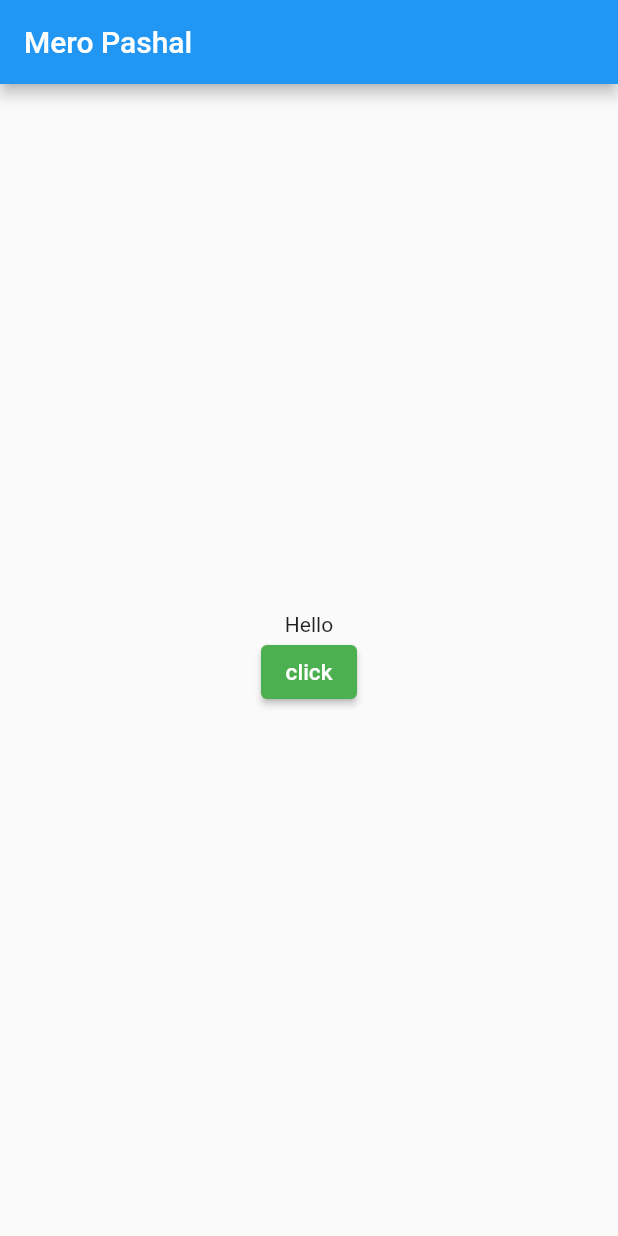
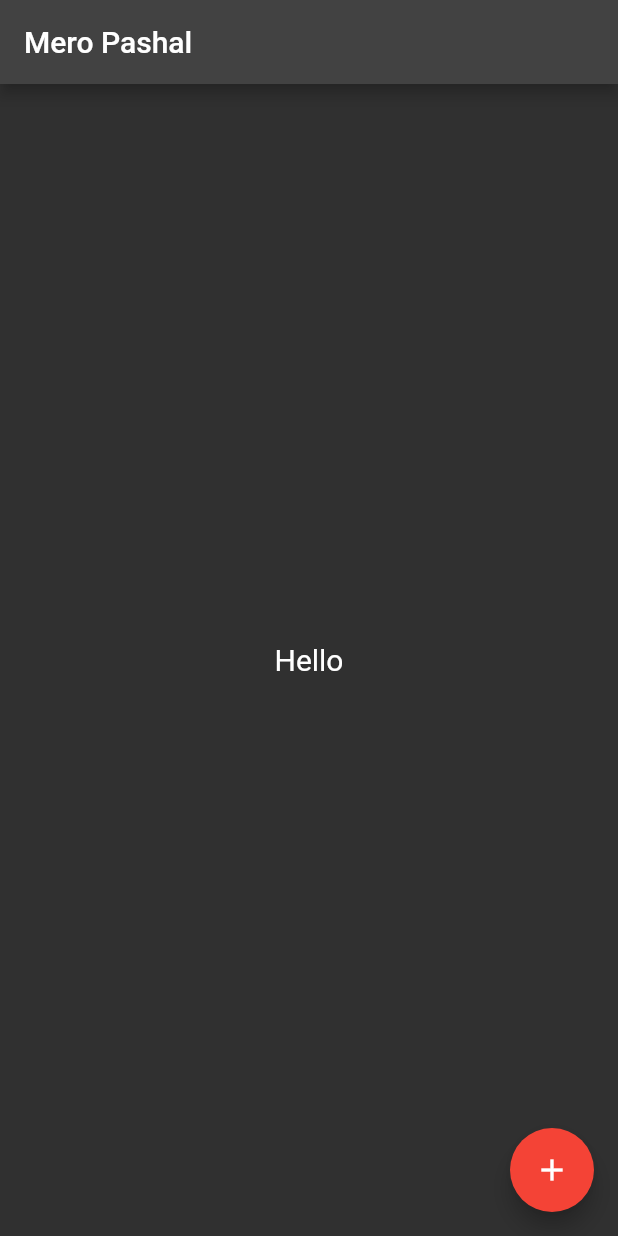
Before and after one commit to rnzid/MeroPashal, a Flutter app: the screen it shows after launch, on a phone screen of 412 x 824 dp. Run offline on Flutter 3.47's test engine with Material 2 defaults, Android fonts, the phone set to English and light mode, and no system bars.

Commit message:
applying floating button

```diff
--- a/lib/home.dart
+++ b/lib/home.dart
@@ -26,15 +26,15 @@ class _HomePageState extends State<HomePage> {
           child: Column(
             mainAxisAlignment: MainAxisAlignment.center,
             children: <Widget>[
-              Text(mytext),
-              ElevatedButton(
-                onPressed: _changeText,
-                child: const Text(
-                  "click",
-                  style: TextStyle(fontSize: 15.0),
-                ),
-                style: ElevatedButton.styleFrom(primary: Colors.green),
-              ),
+              Text(mytext, style: const TextStyle(fontSize: 20.0)),
+              // ElevatedButton(
+              //   onPressed: _changeText,
+              //   child: const Text(
+              //     "click",
+              //     style: TextStyle(fontSize: 15.0),
+              //   ),
+              //   style: ElevatedButton.styleFrom(primary: Colors.green),
+              // ),
             ],
           ),
         ));
@@ -47,6 +47,10 @@ class _HomePageState extends State<HomePage> {
         title: const Text("Mero Pashal"),
       ),
       body: _bodyWidget(),
+      floatingActionButton: FloatingActionButton(
+        child: Icon(Icons.add),
+        onPressed: _changeText,
+      ),
     );
   }
 }
--- a/lib/main.dart
+++ b/lib/main.dart
@@ -8,8 +8,14 @@ class MyApp extends StatelessWidget {
 
   @override
   Widget build(BuildContext context) {
-    return const MaterialApp(
+    return MaterialApp(
       home: HomePage(),
+      theme: ThemeData(
+        colorScheme: ColorScheme.fromSwatch(
+            primarySwatch: Colors.green,
+            brightness: Brightness.dark,
+            accentColor: Colors.red),
+      ),
     );
   }
 }
```
